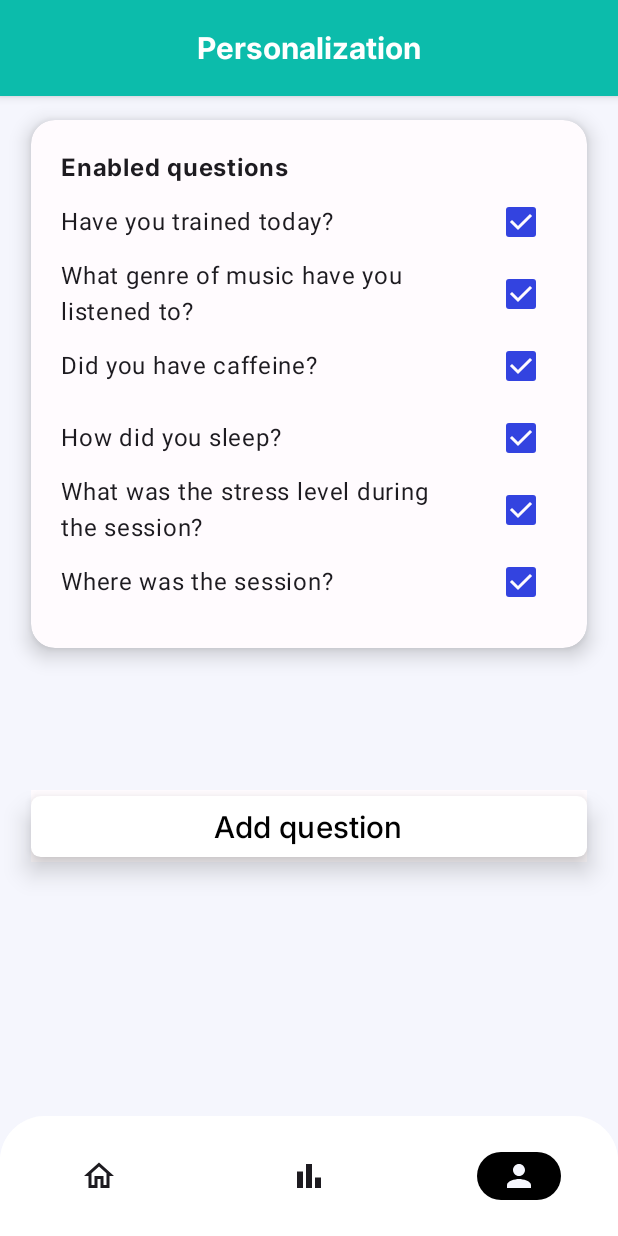
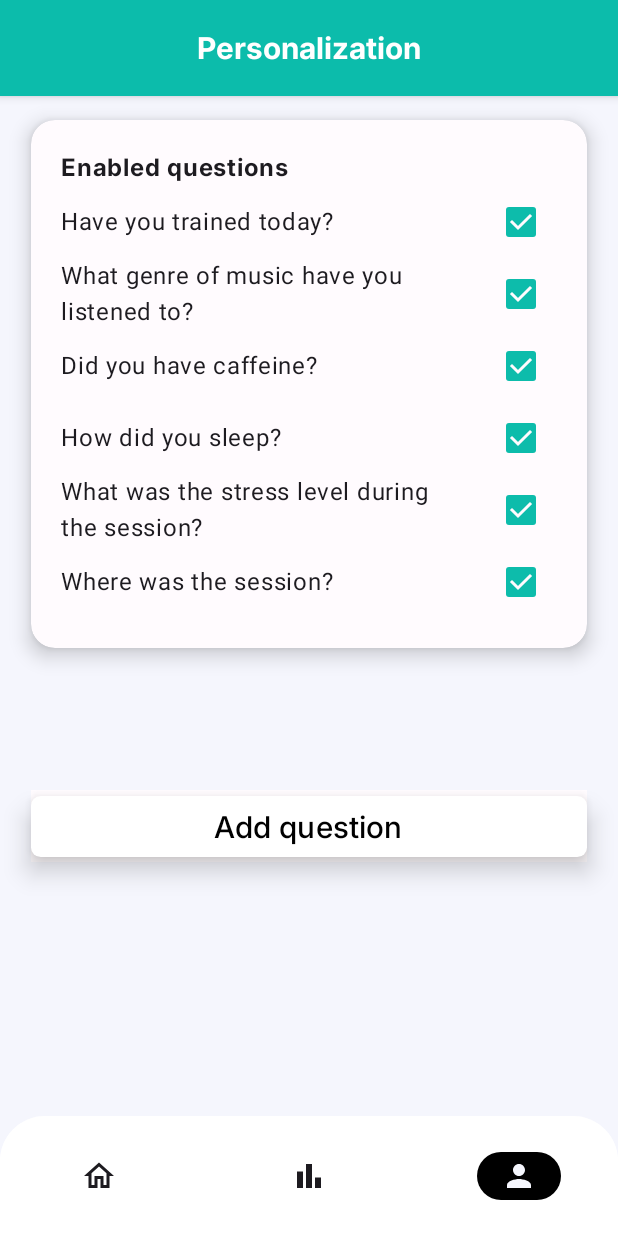
Before and after one commit to Ivan-Romo/ProductivityPatterns, an Android app built with Jetpack Compose: the screen it shows after launch (MainActivity), item 3 of the bottom bar chosen, on a phone screen of 412 x 824 dp. Run offline under Robolectric (Android 15) with nearby library versions, the phone set to English and light mode, and no system bars; our stand-ins replace AdMob, Firebase (no records; nobody signed in at launch, a user with empty details on screens opened directly); pictures from the network do not load; 2 statements that could not run were skipped.

Commit message:
color changes

```diff
--- a/app/build.gradle.kts
+++ b/app/build.gradle.kts
@@ -13,8 +13,8 @@ android {
         applicationId = "com.productivity.productivitypatterns"
         minSdk = 26
         targetSdk = 34
-        versionCode = 108
-        versionName = "1.0.8"
+        versionCode = 109
+        versionName = "1.0.9"
 
         testInstrumentationRunner = "androidx.test.runner.AndroidJUnitRunner"
         vectorDrawables {
--- a/app/src/main/java/com/productivity/productivitypatterns/components/TypeDropDown.kt
+++ b/app/src/main/java/com/productivity/productivitypatterns/components/TypeDropDown.kt
@@ -1,9 +1,16 @@
 package com.productivity.productivitypatterns.components
 
 import androidx.compose.foundation.background
+import androidx.compose.foundation.clickable
 import androidx.compose.foundation.layout.*
+import androidx.compose.foundation.lazy.LazyColumn
 import androidx.compose.foundation.rememberScrollState
+import androidx.compose.foundation.shape.RoundedCornerShape
 import androidx.compose.foundation.verticalScroll
+import androidx.compose.material.icons.Icons
+import androidx.compose.material.icons.filled.Add
+import androidx.compose.material.icons.filled.ArrowForward
+import androidx.compose.material.icons.filled.LibraryAdd
 import androidx.compose.material3.*
 import androidx.compose.material3.MaterialTheme.colorScheme
 import androidx.compose.runtime.*
@@ -12,8 +19,11 @@ import androidx.compose.ui.unit.dp
 
 import androidx.compose.runtime.Composable
 import androidx.compose.ui.Alignment
+import androidx.compose.ui.draw.clip
 import androidx.compose.ui.draw.shadow
 import androidx.compose.ui.graphics.Color
+import androidx.compose.ui.unit.sp
+import com.productivity.productivitypatterns.ui.theme.InterFontFamily
 import com.productivity.productivitypatterns.viewmodel.LocalSessionViewModel
 import com.productivity.productivitypatterns.viewmodel.PersonalViewModel
 import com.productivity.productivitypatterns.viewmodel.SessionViewModel
@@ -32,8 +42,11 @@ fun TypeDropdown(viewModel: PersonalViewModel, onChangeType: (String) -> Unit, s
     }
 
     Column() {
-        ExposedDropdownMenuBox(expanded = expanded, onExpandedChange = { expanded = !expanded }, modifier = Modifier.align(
-            Alignment.CenterHorizontally)) {
+        ExposedDropdownMenuBox(
+            expanded = expanded, onExpandedChange = { expanded = !expanded }, modifier = Modifier.align(
+                Alignment.CenterHorizontally
+            )
+        ) {
             TextField(
                 value = selectedOption,
                 onValueChange = {},
@@ -50,11 +63,16 @@ fun TypeDropdown(viewModel: PersonalViewModel, onChangeType: (String) -> Unit, s
                 ),
                 modifier = Modifier
                     .fillMaxWidth()
-                    .padding(bottom= 12.dp, start = 20.dp, end = 20.dp)
+                    .padding(bottom = 12.dp, start = 20.dp, end = 20.dp)
                     .menuAnchor()
                     .shadow(4.dp)
+                    .clip(RoundedCornerShape(12.dp))
             )
-            ExposedDropdownMenu(expanded = expanded, onDismissRequest = { expanded = false },modifier = Modifier.background(colorScheme.surface)) {
+            ExposedDropdownMenu(
+                expanded = expanded,
+                onDismissRequest = { expanded = false },
+                modifier = Modifier.background(colorScheme.surface)
+            ) {
                 options.forEach { option ->
                     DropdownMenuItem(text = { Text(option) }, onClick = {
                         selectedOption = option
@@ -69,6 +87,53 @@ fun TypeDropdown(viewModel: PersonalViewModel, onChangeType: (String) -> Unit, s
                     modifier = Modifier.background(colorScheme.surface)
                 )
 
+            }
+        }
+
+
+
+        Card(
+            modifier = Modifier
+                .fillMaxWidth()
+                .padding(start = 16.dp, end = 16.dp, top = 4.dp, bottom = 8.dp),
+            colors = CardDefaults.cardColors(Color.White),
+            elevation = CardDefaults.cardElevation(defaultElevation = 8.dp),
+            shape = RoundedCornerShape(12.dp)
+        ) {
+            Row(
+                modifier = Modifier
+                    .clickable(onClick = {showDialog = true })
+                    .padding(16.dp)
+                    .fillMaxWidth(),
+                horizontalArrangement = Arrangement.SpaceBetween,
+                verticalAlignment = Alignment.CenterVertically
+            ) {
+                Row(
+                    horizontalArrangement = Arrangement.spacedBy(12.dp),
+                    verticalAlignment = Alignment.CenterVertically
+                ) {
+
+                    Text(
+                        text = "Add session Type",
+                        fontFamily = InterFontFamily,
+//                                        fontWeight = FontWeight.SemiBold,
+                        fontSize = 16.sp,
+                        style = MaterialTheme.typography.titleLarge
+                    )
+                }
+                Box(
+                    modifier = Modifier
+                        .background(
+                            color = Color(13, 188, 171).copy(alpha = 0.1f),
+                            shape = RoundedCornerShape(12.dp)
+                        )
+                        .padding(8.dp)
+                ) {
+                    Icon(
+                        imageVector = Icons.Default.ArrowForward,
+                        contentDescription = null,
+                        tint = Color(13, 188, 171)
+                    )
                 }
             }
         }
@@ -109,3 +174,4 @@ fun TypeDropdown(viewModel: PersonalViewModel, onChangeType: (String) -> Unit, s
             })
         }
     }
+}
--- a/app/src/main/java/com/productivity/productivitypatterns/ui/theme/Color.kt
+++ b/app/src/main/java/com/productivity/productivitypatterns/ui/theme/Color.kt
@@ -12,10 +12,10 @@ val Background = Color(0xFFF5F6FD)
 
 val Secondary = Color(0xFFE7D5F2)
 
-val BlueChartsCode = "#3844e4"
+val BlueChartsCode = "#0DBCAB"
 val PinkChartsCode = "#E0CCEC"
 val GreyChartsCode = "#488c48"
-val GreenChartsCode = "#04D98B"
+val GreenChartsCode = "#3844e4"
 
 val Purple40 = Color(0xFF6650a4)
 val PurpleGrey40 = Color(0xFF625b71)
--- a/app/src/main/java/com/productivity/productivitypatterns/view/PersonalView.kt
+++ b/app/src/main/java/com/productivity/productivitypatterns/view/PersonalView.kt
@@ -14,6 +14,7 @@ import androidx.compose.ui.Alignment
 import androidx.compose.ui.Modifier
 import androidx.compose.ui.draw.clip
 import androidx.compose.ui.draw.shadow
+import androidx.compose.ui.graphics.Color
 import androidx.compose.ui.platform.LocalContext
 import androidx.compose.ui.text.font.FontWeight
 import androidx.compose.ui.text.style.TextAlign
@@ -109,6 +110,7 @@ fun PersonalView(viewModel: PersonalViewModel, authViewModel: AuthViewModel) {
                                         },
                                         colors = CheckboxDefaults.colors(
                                             checkmarkColor = colorScheme.surface,
+                                            checkedColor = Color(13,188,171)
                                         )
                                     )
                                 }
--- a/app/src/main/java/com/productivity/productivitypatterns/view/WeekStatsView.kt
+++ b/app/src/main/java/com/productivity/productivitypatterns/view/WeekStatsView.kt
@@ -89,10 +89,15 @@ fun StatsContent(
     personalViewModel: PersonalViewModel,
     constr: BoxWithConstraintsScope
 ) {
-    var bgColor = if (isSystemInDarkTheme()) "#1E1E1E" else "#FFFBFE"
-    var chartColor = if (isSystemInDarkTheme()) "#08a4a7" else BlueChartsCode
-    var chartColor2 = if (isSystemInDarkTheme()) "#c65102" else GreenChartsCode
-    var textColor = if (isSystemInDarkTheme()) "#FFF" else "#000000"
+//    var bgColor = if (isSystemInDarkTheme()) "#1E1E1E" else "#FFFBFE"
+//    var chartColor = if (isSystemInDarkTheme()) "#08a4a7" else BlueChartsCode
+//    var chartColor2 = if (isSystemInDarkTheme()) "#c65102" else GreenChartsCode
+//    var textColor = if (isSystemInDarkTheme()) "#FFF" else "#000000"
+    var bgColor = "#FFFBFE"
+    var chartColor = BlueChartsCode
+    var chartColor2 = GreenChartsCode
+    var textColor = "#000000"
+
     Box(
         modifier = Modifier
             .padding(top = 16.dp)
```
Lines whose indentation alone changed are shown as unchanged.
